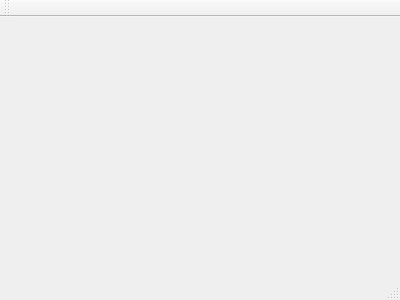
This is mainwindow.ui in cppvoid/names as Qt 5 draws it before an edit. The edited form follows.
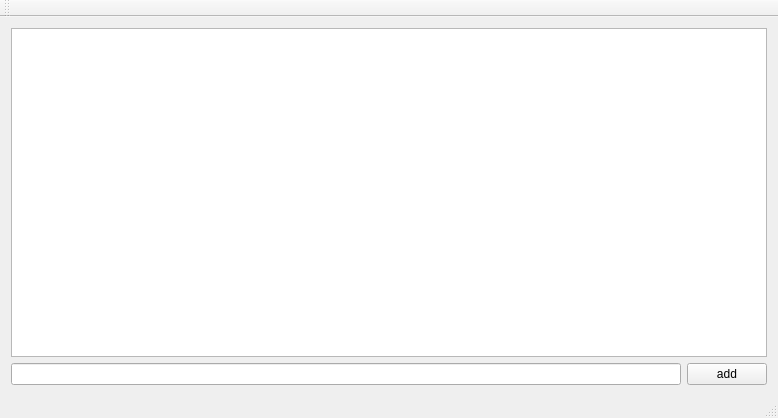
This is the edited form.

Diff of the .ui file:
```diff
--- a/mainwindow.ui
+++ b/mainwindow.ui
@@ -1,24 +1,75 @@
 <ui version="4.0">
  <class>MainWindow</class>
- <widget class="QMainWindow" name="MainWindow" >
-  <property name="geometry" >
+ <widget class="QMainWindow" name="MainWindow">
+  <property name="geometry">
    <rect>
     <x>0</x>
     <y>0</y>
-    <width>400</width>
-    <height>300</height>
+    <width>778</width>
+    <height>418</height>
    </rect>
   </property>
   <property name="windowTitle" >
    <string>MainWindow</string>
   </property>
-  <widget class="QMenuBar" name="menuBar" />
-  <widget class="QToolBar" name="mainToolBar" />
-  <widget class="QWidget" name="centralWidget" />
-  <widget class="QStatusBar" name="statusBar" />
+  <widget class="QWidget" name="centralWidget">
+   <layout class="QVBoxLayout" name="verticalLayout">
+    <item>
+     <widget class="QListView" name="listView">
+      <property name="contextMenuPolicy">
+       <enum>Qt::CustomContextMenu</enum>
+      </property>
+      <property name="defaultDropAction">
+       <enum>Qt::IgnoreAction</enum>
+      </property>
+      <property name="selectionMode">
+       <enum>QAbstractItemView::MultiSelection</enum>
+      </property>
+      <property name="movement">
+       <enum>QListView::Static</enum>
+      </property>
+      <property name="viewMode">
+       <enum>QListView::ListMode</enum>
+      </property>
+     </widget>
+    </item>
+    <item>
+     <layout class="QHBoxLayout" name="horizontalLayout">
+      <item>
+       <widget class="QLineEdit" name="lineEdit"/>
+      </item>
+      <item>
+       <widget class="QPushButton" name="addButton">
+        <property name="text">
+         <string>add</string>
+        </property>
+       </widget>
+      </item>
+     </layout>
+    </item>
+   </layout>
+  </widget>
+  <widget class="QMenuBar" name="menuBar">
+   <property name="geometry">
+    <rect>
+     <x>0</x>
+     <y>0</y>
+     <width>778</width>
+     <height>30</height>
+    </rect>
+   </property>
+  </widget>
+  <widget class="QToolBar" name="mainToolBar">
+   <attribute name="toolBarArea">
+    <enum>TopToolBarArea</enum>
+   </attribute>
+   <attribute name="toolBarBreak">
+    <bool>false</bool>
+   </attribute>
+  </widget>
+  <widget class="QStatusBar" name="statusBar"/>
  </widget>
- <layoutDefault spacing="6" margin="11" />
- <pixmapfunction></pixmapfunction>
+ <layoutdefault spacing="6" margin="11"/>
  <resources/>
  <connections/>
 </ui>
```
Left out of the diff: 6 changed lines with no effect on the pictures.
